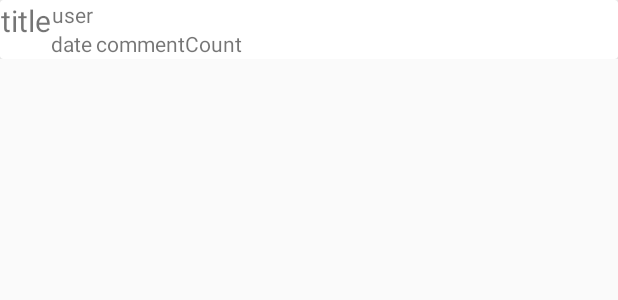
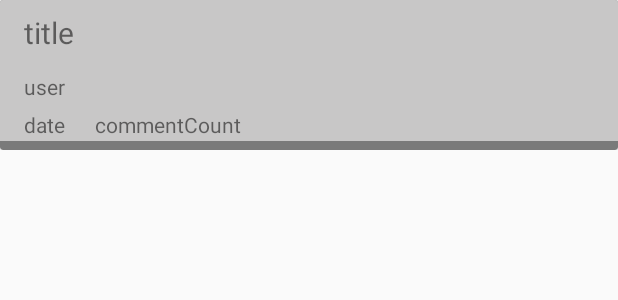
Before and after one commit to nickhaeff/JetMentor, an Android app: the layout my_row.xml on its own in the app's theme, with its tools: preview values and no code run, on a phone screen of 412 x 824 dp. Shown: the top 300 px of the screen. Run offline under Robolectric (Android 15) with nearby library versions, the phone set to English and light mode, and no system bars.

Commit message:
Reformatted forum posts and made them clickable.

```diff
--- a/app/src/main/AndroidManifest.xml
+++ b/app/src/main/AndroidManifest.xml
@@ -9,7 +9,8 @@
         android:roundIcon="@mipmap/ic_launcher_round"
         android:supportsRtl="true"
         android:theme="@style/AppTheme">
-        <activity android:name=".viewProfileActivity"></activity>
+        <activity android:name=".openForumPostActivity"></activity>
+        <activity android:name=".viewProfileActivity" />
         <activity android:name=".loginActivity" />
         <activity
             android:name=".landingStrip"
--- a/app/src/main/res/layout/my_row.xml
+++ b/app/src/main/res/layout/my_row.xml
@@ -1,43 +1,51 @@
 <?xml version="1.0" encoding="utf-8"?>
 <androidx.constraintlayout.widget.ConstraintLayout xmlns:android="http://schemas.android.com/apk/res/android"
     xmlns:app="http://schemas.android.com/apk/res-auto"
+    xmlns:tools="http://schemas.android.com/tools"
     android:orientation="vertical"
     android:layout_width="match_parent"
     android:layout_height="wrap_content">
 
     <androidx.cardview.widget.CardView
-        android:layout_width="match_parent"
-        android:layout_height="wrap_content"
+        android:layout_width="0dp"
+        android:layout_height="100dp"
+        app:cardBackgroundColor="#7A7A7A"
         app:layout_constraintBottom_toBottomOf="parent"
         app:layout_constraintEnd_toEndOf="parent"
+        app:layout_constraintHorizontal_bias="0.0"
         app:layout_constraintStart_toStartOf="parent"
-        app:layout_constraintTop_toTopOf="parent">
+        app:layout_constraintTop_toTopOf="parent"
+        app:layout_constraintVertical_bias="1.0">
 
         <androidx.constraintlayout.widget.ConstraintLayout
             android:layout_width="match_parent"
-            android:layout_height="match_parent">
+            android:layout_height="94dp"
+            android:background="#C8C7C7">
 
             <TextView
                 android:id="@+id/user"
-                android:layout_width="wrap_content"
-                android:layout_height="wrap_content"
-                android:layout_marginEnd="349dp"
-                android:layout_marginRight="349dp"
+                android:layout_width="90dp"
+                android:layout_height="21dp"
+                android:layout_marginStart="16dp"
+                android:layout_marginLeft="16dp"
+                android:layout_marginTop="8dp"
                 android:text="user"
-                app:layout_constraintBottom_toTopOf="@+id/date"
-                app:layout_constraintEnd_toEndOf="parent"
-                app:layout_constraintStart_toEndOf="@id/postTitle"
-                app:layout_constraintTop_toTopOf="parent" />
+                app:layout_constraintStart_toStartOf="parent"
+                app:layout_constraintTop_toBottomOf="@+id/postTitle" />
 
             <TextView
                 android:id="@+id/postTitle"
-                android:layout_width="wrap_content"
-                android:layout_height="wrap_content"
-                android:layout_marginBottom="12dp"
+                android:layout_width="0dp"
+                android:layout_height="32dp"
+                android:layout_marginStart="16dp"
+                android:layout_marginLeft="16dp"
+                android:layout_marginTop="8dp"
+                android:layout_marginEnd="16dp"
+                android:layout_marginRight="16dp"
                 android:text="title"
                 android:textSize="20dp"
-                app:layout_constraintBottom_toBottomOf="parent"
-                app:layout_constraintEnd_toStartOf="@+id/user"
+                app:layout_constraintEnd_toEndOf="parent"
+                app:layout_constraintHorizontal_bias="0.0"
                 app:layout_constraintStart_toStartOf="parent"
                 app:layout_constraintTop_toTopOf="parent" />
 
@@ -45,22 +53,28 @@
                 android:id="@+id/date"
                 android:layout_width="wrap_content"
                 android:layout_height="wrap_content"
+                android:layout_marginStart="16dp"
+                android:layout_marginLeft="16dp"
+                android:layout_marginTop="4dp"
+                android:layout_marginBottom="16dp"
                 android:text="date"
-                app:layout_constraintStart_toEndOf="@+id/postTitle"
-                app:layout_constraintTop_toBottomOf="@id/user" />
+                app:layout_constraintBottom_toBottomOf="parent"
+                app:layout_constraintStart_toStartOf="parent"
+                app:layout_constraintTop_toBottomOf="@id/user"
+                app:layout_constraintVertical_bias="0.0" />
 
             <TextView
                 android:id="@+id/commentCount"
                 android:layout_width="wrap_content"
                 android:layout_height="wrap_content"
-                android:layout_marginTop="19dp"
-                android:layout_marginEnd="248dp"
-                android:layout_marginRight="248dp"
+                android:layout_marginStart="20dp"
+                android:layout_marginLeft="20dp"
+                android:layout_marginTop="4dp"
                 android:text="commentCount"
-                app:layout_constraintBottom_toBottomOf="@id/date"
-                app:layout_constraintEnd_toEndOf="parent"
-                app:layout_constraintStart_toEndOf="@id/date"
-                app:layout_constraintTop_toTopOf="parent" />
+                app:layout_constraintBottom_toBottomOf="@+id/date"
+                app:layout_constraintStart_toEndOf="@+id/date"
+                app:layout_constraintTop_toBottomOf="@+id/user"
+                app:layout_constraintVertical_bias="0.0" />
         </androidx.constraintlayout.widget.ConstraintLayout>
 
     </androidx.cardview.widget.CardView>
```
Also changed, not shown: app/src/main/java/com/example/jetmentor/openForumPostActivity.java (added, +14 -0 lines), app/src/main/java/com/example/jetmentor/ui/home/HomeFragment.java (+17 -2 lines), app/src/main/java/com/example/jetmentor/ui/home/MyAdapter.java (+22 -2 lines), app/src/main/res/layout/activity_open_forum_post.xml (added, +18 -0 lines), app/src/main/res/values/strings.xml (line endings or trailing spaces).
